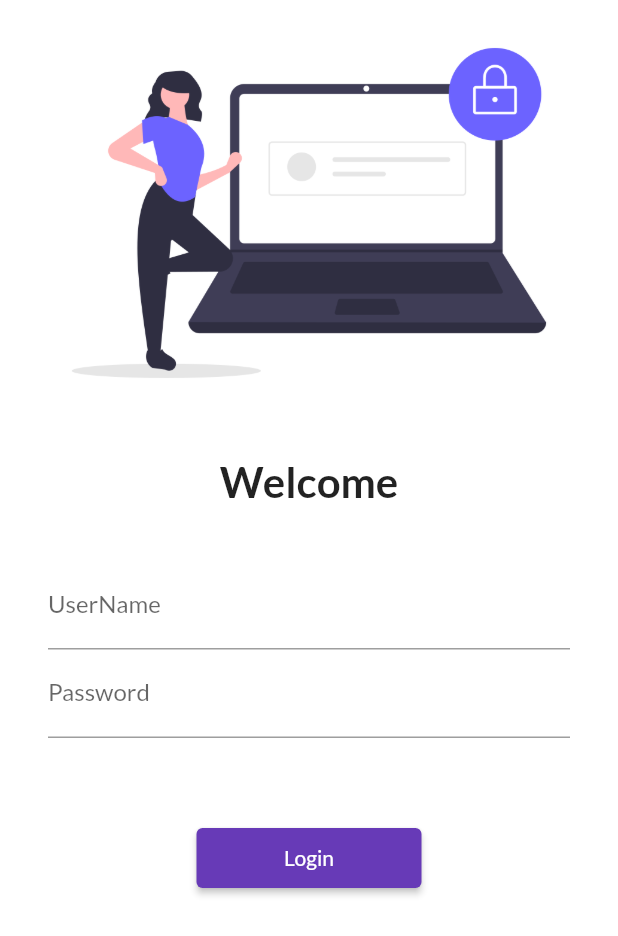
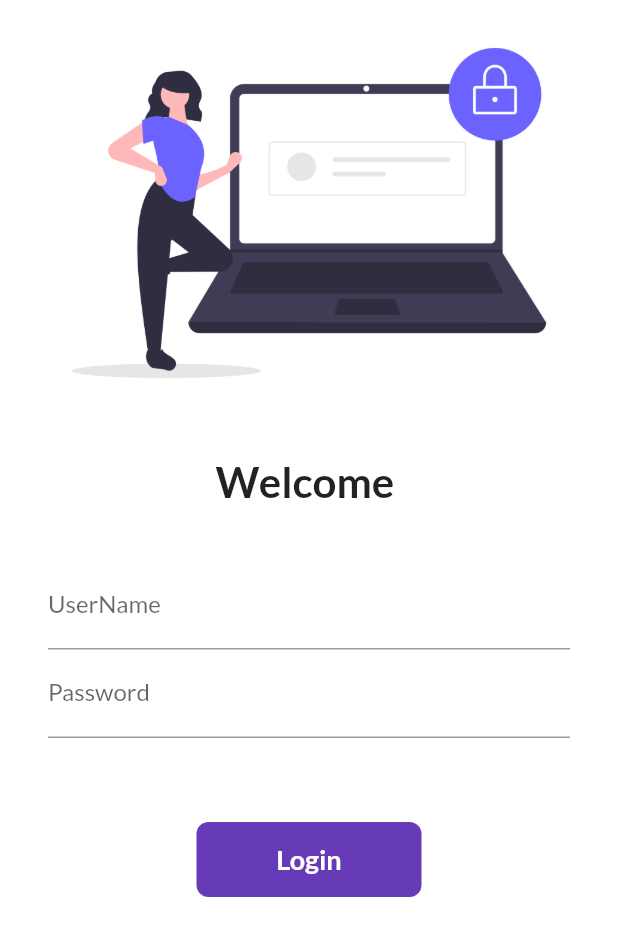
Before and after one commit to rohitzerofour/Catalog, a Flutter app: the screen it shows after launch, on a phone screen of 412 x 824 dp. Shown: the top 936 px of the screen. Run offline on Flutter 3.47's test engine with Material 2 defaults, Android fonts, the phone set to English and light mode, and no system bars; our stand-ins replace google_fonts.

Commit message:
day6 completed

```diff
--- a/lib/pages/home_page.dart
+++ b/lib/pages/home_page.dart
@@ -24,4 +24,5 @@ class HomePage extends StatelessWidget {
       drawer: Drawer(),
     );
   }
+
 }
--- a/lib/pages/login_page.dart
+++ b/lib/pages/login_page.dart
@@ -1,13 +1,20 @@
-// ignore_for_file: prefer_const_constructors, unnecessary_import
+// ignore_for_file: prefer_const_constructors, unnecessary_import, sort_child_properties_last
 
 import 'dart:ui';
 
 import 'package:catalog/utils/routes.dart';
 import 'package:flutter/material.dart';
 
-class LoginPage extends StatelessWidget {
+class LoginPage extends StatefulWidget {
   const LoginPage({Key? key}) : super(key: key);
 
+  @override
+  State<LoginPage> createState() => _LoginPageState();
+}
+
+class _LoginPageState extends State<LoginPage> {
+  String name = "";
+  bool changeButton = false;
   @override
   Widget build(BuildContext context) {
     return Material(
@@ -23,7 +30,7 @@ class LoginPage extends StatelessWidget {
                 height: 20.0,
               ),
               Text(
-                "Welcome",
+                "Welcome $name",
                 style: TextStyle(
                   fontSize: 28,
                   fontWeight: FontWeight.bold,
@@ -42,6 +49,10 @@ class LoginPage extends StatelessWidget {
                         hintText: "Enter UserName",
                         labelText: "UserName",
                       ),
+                      onChanged: (value) {
+                        name = value;
+                        setState(() {});
+                      },
                     ),
                     TextFormField(
                       obscureText: true,
@@ -56,13 +67,46 @@ class LoginPage extends StatelessWidget {
               SizedBox(
                 height: 40.0,
               ),
-              ElevatedButton(
-                child: Text("Login"),
-                style: TextButton.styleFrom(minimumSize: Size(150, 40)),
-                onPressed: () {
+              InkWell(
+                onTap: () async {
+                  setState(() {
+                    changeButton = true;
+                  });
+
+                  await Future.delayed(Duration(seconds: 1));
                   Navigator.pushNamed(context, MyRoutes.homeRoute);
                 },
+                child: AnimatedContainer(
+                  duration: Duration(seconds: 1),
+                  width: changeButton ? 50 : 150,
+                  height: 50,
+                  alignment: Alignment.center,
+                  child: changeButton
+                    ? Icon(
+                      Icons.done,
+                      color: Colors.white,
+                    )
+                    : Text(
+                    "Login",
+                    style: TextStyle(
+                      color: Colors.white,
+                      fontSize: 18,
+                      fontWeight: FontWeight.bold,
+                    ),
+                  ),
+                  decoration: BoxDecoration(
+                      color: Colors.deepPurple,
+                      borderRadius:
+                          BorderRadius.circular(changeButton ? 50 : 8)),
+                ),
               ),
+
+              // ElevatedButton(
+              //   child: Text("Login"),
+              //   style: TextButton.styl eFrom(minimumSize: Size(150, 40)),
+              //   onPressed: () {
+              //     Navigator.pushNamed(context, MyRoutes.homeRoute);
+              //   },
             ],
           ),
         ));
```
